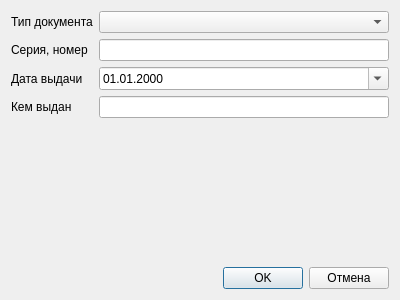
This is src/patients/documenteditdialog.ui in megakoko/m-system as Qt 5 draws it before an edit. The edited form follows.
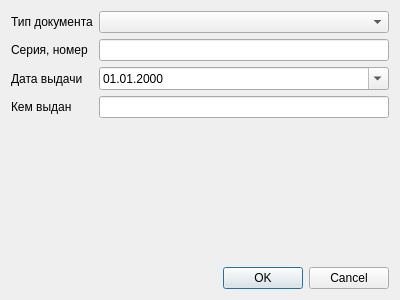
This is the edited form.

Commit message: Заменил кнопки "ОК - Отмена" в диалоговых окнах на стандартный виджет QDialogButtonBox.

Patch:
```diff
--- a/src/patients/documenteditdialog.ui
+++ b/src/patients/documenteditdialog.ui
@@ -95,35 +95,14 @@
     </spacer>
    </item>
    <item>
-    <layout class="QHBoxLayout" name="horizontalLayout">
-     <item>
-      <spacer name="horizontalSpacer">
-       <property name="orientation">
-        <enum>Qt::Horizontal</enum>
-       </property>
-       <property name="sizeHint" stdset="0">
-        <size>
-         <width>40</width>
-         <height>20</height>
-        </size>
-       </property>
-      </spacer>
-     </item>
-     <item>
-      <widget class="QPushButton" name="m_ok">
-       <property name="text">
-        <string>OK</string>
-       </property>
-      </widget>
-     </item>
-     <item>
-      <widget class="QPushButton" name="m_cancel">
-       <property name="text">
-        <string>Отмена</string>
-       </property>
-      </widget>
-     </item>
-    </layout>
+    <widget class="QDialogButtonBox" name="m_buttonBox">
+     <property name="standardButtons">
+      <set>QDialogButtonBox::Cancel|QDialogButtonBox::Ok</set>
+     </property>
+     <property name="centerButtons">
+      <bool>false</bool>
+     </property>
+    </widget>
    </item>
   </layout>
  </widget>
```
The commit also changes 19 other files.
